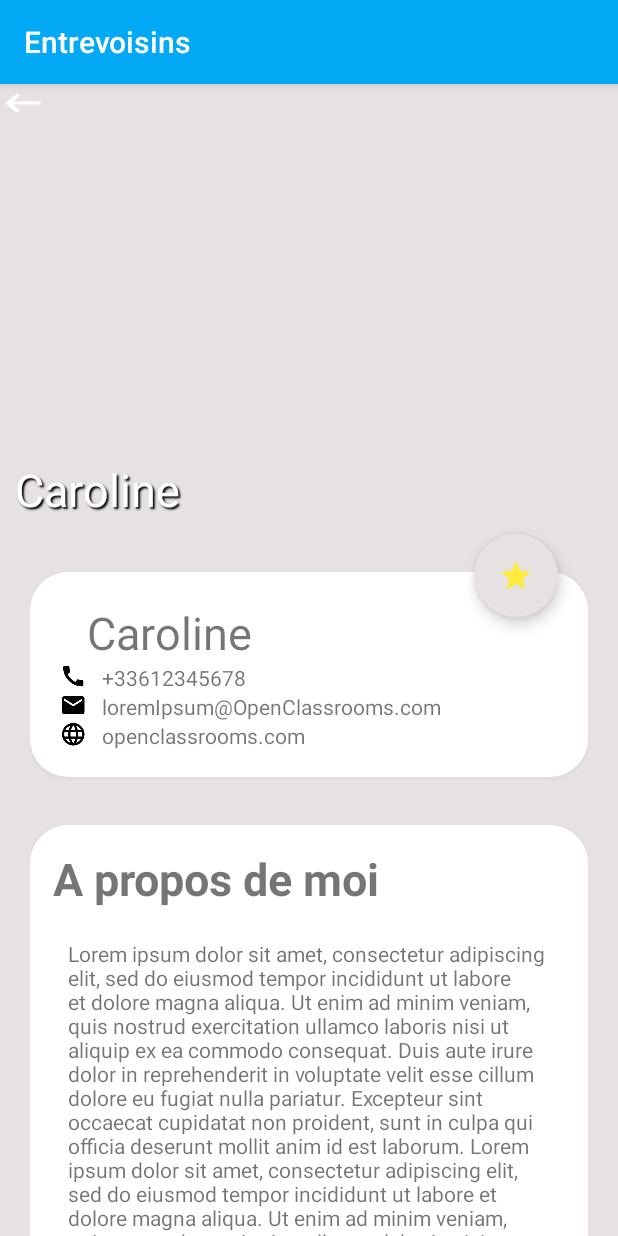
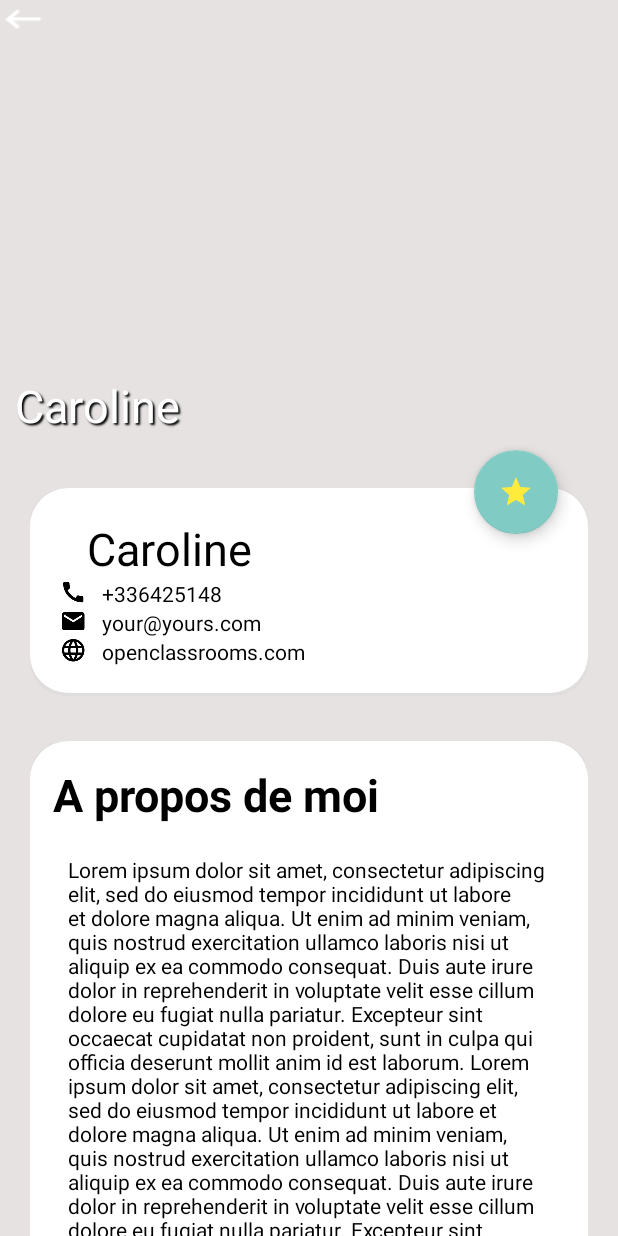
Before and after one commit to eidonia/Entrevoisins, an Android app: the NeighbourPage screen opened directly, with no data from a screen before it, after a tap on an icon or button, on a phone screen of 412 x 824 dp. Run offline under Robolectric (Android 15) with nearby library versions, the phone set to English and light mode, and no system bars; our stand-ins replace ButterKnife; pictures from the network do not load.

```diff
--- a/app/build.gradle
+++ b/app/build.gradle
@@ -48,4 +48,5 @@ dependencies {
     androidTestImplementation 'com.android.support.test:runner:1.0.2'
     androidTestImplementation 'com.android.support.test.espresso:espresso-core:3.0.2'
     androidTestImplementation 'com.android.support.test.espresso:espresso-contrib:3.0.2'
+
 }
--- a/app/src/main/AndroidManifest.xml
+++ b/app/src/main/AndroidManifest.xml
@@ -12,7 +12,7 @@
         android:roundIcon="@mipmap/ic_launcher_round"
         android:supportsRtl="true"
         android:theme="@style/AppTheme">
-        <activity android:name=".neighbour_page.NeighbourPage"></activity>
+        <activity android:name=".neighbour_page.NeighbourPage" android:theme="@style/Theme.AppCompat.NoActionBar"></activity>
         <activity
             android:name=".ui.neighbour_list.ListNeighbourActivity"
             android:label="@string/app_name"
--- a/app/src/main/java/com/openclassrooms/entrevoisins/events/DeleteNeighbourEvent.java
+++ b/app/src/main/java/com/openclassrooms/entrevoisins/events/DeleteNeighbourEvent.java
@@ -19,4 +19,5 @@ public class DeleteNeighbourEvent {
     public DeleteNeighbourEvent(Neighbour neighbour) {
         this.neighbour = neighbour;
     }
+
 }
--- a/app/src/main/java/com/openclassrooms/entrevoisins/model/Neighbour.java
+++ b/app/src/main/java/com/openclassrooms/entrevoisins/model/Neighbour.java
@@ -16,7 +16,7 @@ public class Neighbour {
     /** Avatar */
     private String avatarUrl;
 
-    private boolean isFavorite = false;
+    private boolean favorite = false;
 
     /**
      * Constructor
@@ -54,9 +54,9 @@ public class Neighbour {
         this.avatarUrl = avatarUrl;
     }
 
-    public boolean getIsFavorite(){ return isFavorite;}
+    public boolean isFavorite(){ return favorite;}
 
-    public void setIsFavorite(boolean isFavorite){ this.isFavorite = isFavorite;}
+    public void setFavorite(boolean isFavorite){ this.favorite = isFavorite;}
 
     @Override
     public boolean equals(Object o) {
--- a/app/src/main/java/com/openclassrooms/entrevoisins/neighbour_page/NeighbourPage.java
+++ b/app/src/main/java/com/openclassrooms/entrevoisins/neighbour_page/NeighbourPage.java
@@ -1,7 +1,6 @@
 package com.openclassrooms.entrevoisins.neighbour_page;
 
 import android.content.Intent;
-import android.graphics.drawable.Drawable;
 import android.support.design.widget.FloatingActionButton;
 import android.support.v7.app.AppCompatActivity;
 import android.os.Bundle;
@@ -9,21 +8,33 @@ import android.view.View;
 import android.widget.Button;
 import android.widget.ImageView;
 import android.widget.TextView;
+import android.widget.Toast;
 
 import com.bumptech.glide.Glide;
 import com.openclassrooms.entrevoisins.R;
 import com.openclassrooms.entrevoisins.di.DI;
 import com.openclassrooms.entrevoisins.model.Neighbour;
 import com.openclassrooms.entrevoisins.service.NeighbourApiService;
+import com.openclassrooms.entrevoisins.ui.neighbour_list.FavoriteFragment;
+import com.openclassrooms.entrevoisins.ui.neighbour_list.MyNeighbourRecyclerViewAdapter;
 
 import java.util.List;
 
+import butterknife.BindView;
+import butterknife.ButterKnife;
+
 public class NeighbourPage extends AppCompatActivity {
 
-    TextView textName, gridNom;
-    ImageView imageAvatar;
-    FloatingActionButton buttFav;
-    Button buttoRetour;
+    @BindView(R.id.textName) TextView textName;
+    @BindView(R.id.gridNom) TextView gridNom;
+    @BindView(R.id.textPhone) TextView textPhone;
+    @BindView(R.id.textMail) TextView textMail;
+    @BindView(R.id.textWebSite) TextView textWebSite;
+    @BindView(R.id.textTitreAbout) TextView textTitreAbout;
+    @BindView(R.id.textAbout) TextView textAbout;
+    @BindView(R.id.imageAvatar) ImageView imageAvatar;
+    @BindView(R.id.buttFav) FloatingActionButton buttFav;
+    @BindView(R.id.buttonRetour) Button buttonRetour;
 
     List<Neighbour> listNeighbour;
     NeighbourApiService apiNeighbour;
@@ -32,6 +43,7 @@ public class NeighbourPage extends AppCompatActivity {
     protected void onCreate(Bundle savedInstanceState) {
         super.onCreate(savedInstanceState);
         setContentView(R.layout.activity_neighbour_page);
+        ButterKnife.bind(this);
 
         Intent intent = getIntent();
         int itemPosition = intent.getIntExtra("ID", 0);
@@ -41,18 +53,17 @@ public class NeighbourPage extends AppCompatActivity {
 
         Neighbour neighbour = listNeighbour.get(itemPosition);
 
-
-       textName = findViewById(R.id.textName);
        textName.setText(neighbour.getName());
-       imageAvatar = findViewById(R.id.imageAvatar);
+       textPhone.setText("+336425148");
+       textMail.setText("your@yours.com");
+       textWebSite.setText("openclassrooms.com");
+       textTitreAbout.setText("A propos de moi");
+       textAbout.setText(R.string.lorem_ipsum);
        Glide.with(NeighbourPage.this).load(neighbour.getAvatarUrl()).into(imageAvatar);
 
-       gridNom = findViewById(R.id.gridNom);
        gridNom.setText(neighbour.getName());
 
-       buttFav = findViewById(R.id.buttFav);
-
-       if (!neighbour.getIsFavorite()){
+       if (!neighbour.isFavorite()){
            buttFav.setImageResource(R.drawable.ic_star_border_white_24dp);
        }else {
            buttFav.setImageResource(R.drawable.ic_star_white_24dp);
@@ -61,19 +72,22 @@ public class NeighbourPage extends AppCompatActivity {
        buttFav.setOnClickListener(new View.OnClickListener() {
            @Override
            public void onClick(View v) {
-               if (!neighbour.getIsFavorite()){
+               if (!neighbour.isFavorite()){
                    buttFav.setImageResource(R.drawable.ic_star_white_24dp);
-                   neighbour.setIsFavorite(true);
+                   neighbour.setFavorite(true);
+                   Toast.makeText(NeighbourPage.this, "favoris : " + neighbour.isFavorite(), Toast.LENGTH_LONG).show();
+                   apiNeighbour.getNeighboursFavorite().add(neighbour);
                }else {
                    buttFav.setImageResource(R.drawable.ic_star_border_white_24dp);
-                   neighbour.setIsFavorite(false);
+                   neighbour.setFavorite(false);
+                   apiNeighbour.getNeighboursFavorite().remove(neighbour);
+
                }
 
            }
        });
 
-       buttoRetour = findViewById(R.id.buttonRetour);
-       buttoRetour.setOnClickListener(new View.OnClickListener() {
+       buttonRetour.setOnClickListener(new View.OnClickListener() {
            @Override
            public void onClick(View v) {
                NeighbourPage.this.finish();
--- a/app/src/main/java/com/openclassrooms/entrevoisins/service/DummyNeighbourApiService.java
+++ b/app/src/main/java/com/openclassrooms/entrevoisins/service/DummyNeighbourApiService.java
@@ -10,6 +10,7 @@ import java.util.List;
 public class DummyNeighbourApiService implements  NeighbourApiService {
 
     private List<Neighbour> neighbours = DummyNeighbourGenerator.generateNeighbours();
+    private List<Neighbour> neighboursFav = DummyNeighbourGenerator.generateNeighboursFavorite();
 
 
     /**
@@ -20,6 +21,11 @@ public class DummyNeighbourApiService implements  NeighbourApiService {
         return neighbours;
     }
 
+    @Override
+    public List<Neighbour> getNeighboursFavorite() {
+        return neighboursFav;
+    }
+
     /**
      * {@inheritDoc}
      */
@@ -27,4 +33,9 @@ public class DummyNeighbourApiService implements  NeighbourApiService {
     public void deleteNeighbour(Neighbour neighbour) {
         neighbours.remove(neighbour);
     }
+
+    @Override
+    public void deleteNeighbourFav(Neighbour neighbour) {
+        neighboursFav.remove(neighbour);
+    }
 }
--- a/app/src/main/java/com/openclassrooms/entrevoisins/service/DummyNeighbourGenerator.java
+++ b/app/src/main/java/com/openclassrooms/entrevoisins/service/DummyNeighbourGenerator.java
@@ -23,7 +23,14 @@ public abstract class DummyNeighbourGenerator {
             new Neighbour(12, "Ludovic", "http://i.pravatar.cc/150?u=a042581f3e39026702d")
     );
 
+    public static List<Neighbour> NEIGHBOURS_FAV = new ArrayList<>();
+
     static List<Neighbour> generateNeighbours() {
         return new ArrayList<>(DUMMY_NEIGHBOURS);
     }
+
+
+    static List<Neighbour> generateNeighboursFavorite(){
+        return new ArrayList<>(NEIGHBOURS_FAV);
+    }
 }
--- a/app/src/main/java/com/openclassrooms/entrevoisins/service/NeighbourApiService.java
+++ b/app/src/main/java/com/openclassrooms/entrevoisins/service/NeighbourApiService.java
@@ -16,9 +16,12 @@ public interface NeighbourApiService {
      */
     List<Neighbour> getNeighbours();
 
+    List<Neighbour> getNeighboursFavorite();
+
     /**
      * Deletes a neighbour
      * @param neighbour
      */
     void deleteNeighbour(Neighbour neighbour);
+    void deleteNeighbourFav(Neighbour neighbour);
 }
--- a/app/src/main/java/com/openclassrooms/entrevoisins/ui/neighbour_list/ListNeighbourPagerAdapter.java
+++ b/app/src/main/java/com/openclassrooms/entrevoisins/ui/neighbour_list/ListNeighbourPagerAdapter.java
@@ -1,8 +1,11 @@
 package com.openclassrooms.entrevoisins.ui.neighbour_list;
 
+import android.app.ListActivity;
+import android.content.Context;
 import android.support.v4.app.Fragment;
 import android.support.v4.app.FragmentManager;
 import android.support.v4.app.FragmentPagerAdapter;
+import android.widget.Toast;
 
 
 public class ListNeighbourPagerAdapter extends FragmentPagerAdapter {
@@ -18,7 +21,16 @@ public class ListNeighbourPagerAdapter extends FragmentPagerAdapter {
      */
     @Override
     public Fragment getItem(int position) {
-        return NeighbourFragment.newInstance();
+        Fragment fragment = null;
+        switch (position){
+            case 0:
+                fragment = NeighbourFragment.newInstance();
+                break;
+            case 1:
+                fragment = FavoriteFragment.newInstance();
+                break;
+        }
+        return fragment;
     }
 
     /**
@@ -27,6 +39,6 @@ public class ListNeighbourPagerAdapter extends FragmentPagerAdapter {
      */
     @Override
     public int getCount() {
-        return 1;
+        return 2;
     }
 }
--- a/app/src/main/java/com/openclassrooms/entrevoisins/ui/neighbour_list/MyNeighbourRecyclerViewAdapter.java
+++ b/app/src/main/java/com/openclassrooms/entrevoisins/ui/neighbour_list/MyNeighbourRecyclerViewAdapter.java
@@ -2,9 +2,7 @@ package com.openclassrooms.entrevoisins.ui.neighbour_list;
 
 import android.content.Context;
 import android.content.Intent;
-import android.graphics.drawable.Drawable;
 import android.support.v7.widget.RecyclerView;
-import android.util.Log;
 import android.view.LayoutInflater;
 import android.view.View;
 import android.view.ViewGroup;
@@ -18,11 +16,10 @@ import com.openclassrooms.entrevoisins.R;
 import com.openclassrooms.entrevoisins.events.DeleteNeighbourEvent;
 import com.openclassrooms.entrevoisins.model.Neighbour;
 import com.openclassrooms.entrevoisins.neighbour_page.NeighbourPage;
+import com.openclassrooms.entrevoisins.service.NeighbourApiService;
 
 import org.greenrobot.eventbus.EventBus;
-import org.w3c.dom.Text;
 
-import java.util.ArrayList;
 import java.util.List;
 
 import butterknife.BindView;
@@ -31,6 +28,7 @@ import butterknife.ButterKnife;
 public class MyNeighbourRecyclerViewAdapter extends RecyclerView.Adapter<MyNeighbourRecyclerViewAdapter.ViewHolder> {
 
     private final List<Neighbour> mNeighbours;
+    private NeighbourApiService mApiService;
 
     public MyNeighbourRecyclerViewAdapter(List<Neighbour> items) {
         mNeighbours = items;
--- a/app/src/main/java/com/openclassrooms/entrevoisins/ui/neighbour_list/NeighbourFragment.java
+++ b/app/src/main/java/com/openclassrooms/entrevoisins/ui/neighbour_list/NeighbourFragment.java
@@ -83,6 +83,7 @@ public class NeighbourFragment extends Fragment {
     @Subscribe
     public void onDeleteNeighbour(DeleteNeighbourEvent event) {
         mApiService.deleteNeighbour(event.neighbour);
+        mApiService.deleteNeighbourFav(event.neighbour);
         initList();
     }
 }
--- a/app/src/main/res/layout/activity_neighbour_page.xml
+++ b/app/src/main/res/layout/activity_neighbour_page.xml
@@ -1,17 +1,12 @@
 <?xml version="1.0" encoding="utf-8"?>
-<android.support.constraint.ConstraintLayout xmlns:android="http://schemas.android.com/apk/res/android"
+<FrameLayout xmlns:android="http://schemas.android.com/apk/res/android"
     xmlns:app="http://schemas.android.com/apk/res-auto"
     xmlns:tools="http://schemas.android.com/tools"
     android:layout_width="match_parent"
     android:layout_height="match_parent"
-    tools:context=".neighbour_page.NeighbourPage">
-
-    <FrameLayout
-        android:layout_width="match_parent"
-        android:layout_height="match_parent"
     android:background="@color/colorAccent"
     android:orientation="vertical"
-        tools:ignore="MissingConstraints">
+    tools:context=".neighbour_page.NeighbourPage">
 
     <ImageView
         android:id="@+id/imageAvatar"
@@ -30,17 +25,17 @@
             android:orientation="vertical">
 
             <TextView
-                    android:layout_marginTop="250dp"
                 android:id="@+id/textName"
                 android:layout_width="match_parent"
                 android:layout_height="wrap_content"
+                android:layout_marginTop="250dp"
                 android:paddingStart="10dp"
-                    android:textColor="@android:color/white"
-                    android:textSize="30sp"
                 android:shadowColor="@android:color/black"
                 android:shadowDx="2"
                 android:shadowDy="2"
-                    android:shadowRadius="1"/>
+                android:shadowRadius="1"
+                android:textColor="@android:color/white"
+                android:textSize="30sp" />
 
 
             <LinearLayout
@@ -69,7 +64,8 @@
                         android:layout_height="wrap_content"
                         android:layout_row="0"
                         android:layout_column="1"
-                            android:textSize="30sp" />
+                        android:textSize="30sp"
+                        android:textColor="@android:color/black"/>
 
 
                     <ImageView
@@ -87,7 +83,7 @@
                         android:layout_row="1"
                         android:layout_column="1"
                         android:paddingStart="10dp"
-                            android:text="+33612345678" />
+                        android:textColor="@android:color/black"/>
 
                     <ImageView
                         android:id="@+id/imageMail"
@@ -104,7 +100,7 @@
                         android:layout_row="2"
                         android:layout_column="1"
                         android:paddingStart="10dp"
-                            android:text="loremIpsum@OpenClassrooms.com" />
+                        android:textColor="@android:color/black"/>
 
                     <ImageView
                         android:id="@+id/imageWebSite"
@@ -121,7 +117,7 @@
                         android:layout_row="3"
                         android:layout_column="1"
                         android:paddingStart="10dp"
-                            android:text="openclassrooms.com" />
+                        android:textColor="@android:color/black"/>
 
 
                 </GridLayout>
@@ -142,16 +138,17 @@
                         android:layout_width="match_parent"
                         android:layout_height="wrap_content"
                         android:layout_marginBottom="10dp"
-                            android:text="A propos de moi"
                         android:textSize="30sp"
-                            android:textStyle="bold" />
+                        android:textStyle="bold"
+                        android:textColor="@android:color/black"/>
 
                     <TextView
+                        android:id="@+id/textAbout"
                         android:layout_width="match_parent"
                         android:layout_height="wrap_content"
                         android:layout_gravity="center_horizontal"
                         android:layout_margin="10dp"
-                            android:text="@string/lorem_ipsum" />
+                        android:textColor="@android:color/black"/>
                 </LinearLayout>
             </LinearLayout>
 
@@ -162,15 +159,14 @@
                 android:layout_gravity="right"
                 android:layout_marginTop="300dp"
                 android:layout_marginEnd="40dp"
-                    app:fabSize="auto"/>
+                app:fabSize="auto" />
 
             <Button
                 android:id="@+id/buttonRetour"
                 android:layout_width="31dp"
                 android:layout_height="26dp"
                 android:background="@drawable/sharp_keyboard_backspace_black_18"
-                    android:backgroundTint="#ffffff"/>
+                android:backgroundTint="#ffffff" />
         </FrameLayout>
     </ScrollView>
 </FrameLayout>
-</android.support.constraint.ConstraintLayout>
```
Lines whose indentation alone changed are shown as unchanged.
